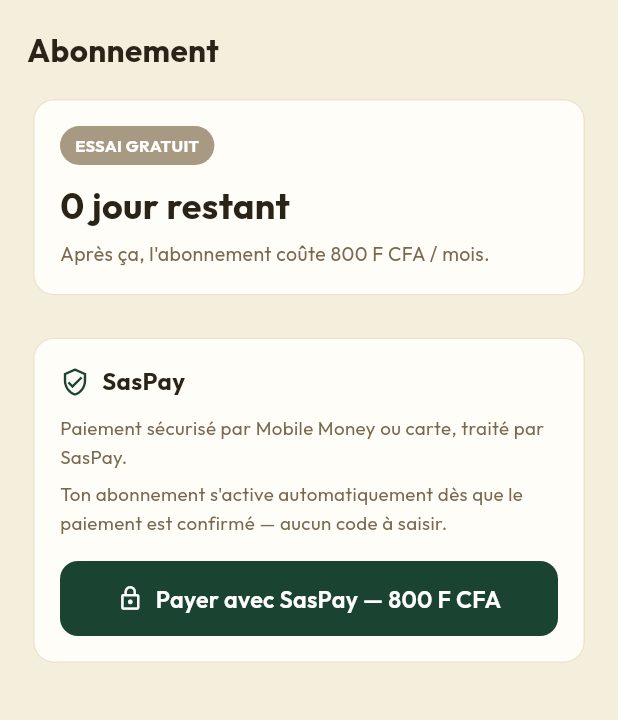
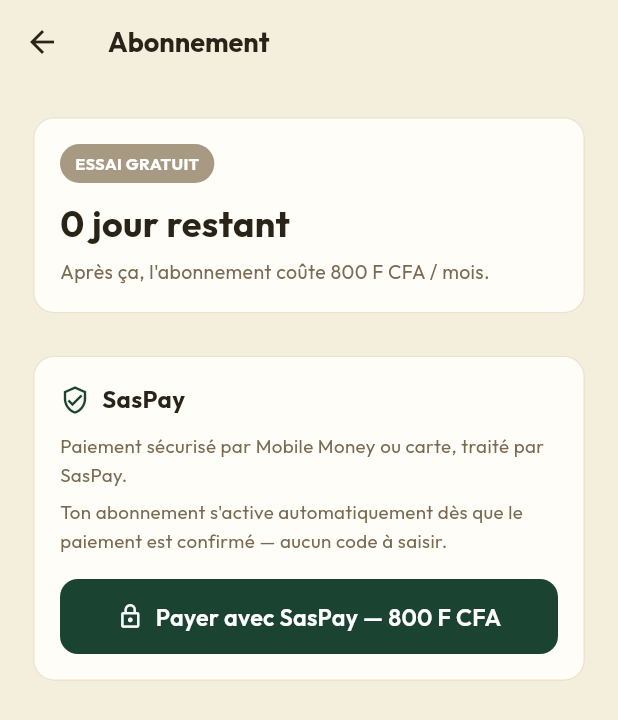
Before and after one commit to JuniorB573/carnet_momo, a Flutter app: the AbonnementScreen screen opened directly with empty values, on a phone screen of 412 x 824 dp. Shown: the top 720 px of the screen. Run offline on Flutter 3.47's test engine with Material 3 defaults, Android fonts, the phone set to English and light mode, and no system bars; our stand-ins replace device_info_plus, flutter_local_notifications, google_fonts, package_info_plus, pdf, share_plus and 3 more; accounts and stored records are empty; statements that could not run were skipped.

```diff
--- a/lib/screens/abonnement_screen.dart
+++ b/lib/screens/abonnement_screen.dart
@@ -32,12 +32,14 @@ class _AbonnementScreenState extends State<AbonnementScreen> {
   String? _error;
   bool _loading = false;
   Timer? _pollTimer;
+  late SubscriptionStatus _currentStatus;
 
   String get _lang => widget.languageController.value;
 
   @override
   void initState() {
     super.initState();
+    _currentStatus = widget.status;
     widget.languageController.addListener(_onLanguageChanged);
   }
 
@@ -53,9 +55,9 @@ class _AbonnementScreenState extends State<AbonnementScreen> {
   void _startPaymentPolling() {
     _pollTimer?.cancel();
     int count = 0;
-    _pollTimer = Timer.periodic(const Duration(seconds: 4), (timer) async {
+    _pollTimer = Timer.periodic(const Duration(seconds: 3), (timer) async {
       count++;
-      if (count > 20 || !mounted) {
+      if (count > 40 || !mounted) {
         timer.cancel();
         return;
       }
@@ -63,6 +65,7 @@ class _AbonnementScreenState extends State<AbonnementScreen> {
       if (!mounted) return;
       if (s.state == SubscriptionState.actif) {
         timer.cancel();
+        setState(() => _currentStatus = s);
         widget.onStatusChanged();
         ScaffoldMessenger.of(context).showSnackBar(
           SnackBar(
@@ -71,6 +74,14 @@ class _AbonnementScreenState extends State<AbonnementScreen> {
             duration: const Duration(seconds: 4),
           ),
         );
+        // Si cet écran a été ouvert en modal/page, on retourne automatiquement aux écrans normaux
+        if (Navigator.of(context).canPop()) {
+          Future.delayed(const Duration(milliseconds: 1500), () {
+            if (mounted && Navigator.of(context).canPop()) {
+              Navigator.of(context).pop();
+            }
+          });
+        }
       }
     });
   }
@@ -85,9 +96,6 @@ class _AbonnementScreenState extends State<AbonnementScreen> {
       final uri = Uri.parse(url);
       final opened = await launchUrl(uri, mode: LaunchMode.externalApplication);
       if (!opened) throw Exception('launch_failed');
-      // L'écran repassera automatiquement en "actif" dès que le webhook
-      // SasPay aura mis à jour le statut côté serveur ; l'agent peut
-      // revenir sur cet écran pour voir la mise à jour.
       widget.onStatusChanged();
       _startPaymentPolling();
     } catch (_) {
@@ -100,13 +108,29 @@ class _AbonnementScreenState extends State<AbonnementScreen> {
 
   @override
   Widget build(BuildContext context) {
-    final s = widget.status;
-    return ListView(
+    final s = _currentStatus;
+    final canGoBack = Navigator.of(context).canPop();
+    return Scaffold(
+      backgroundColor: AppColors.background,
+      appBar: canGoBack
+          ? AppBar(
+              backgroundColor: Colors.transparent,
+              elevation: 0,
+              leading: IconButton(
+                icon: const Icon(Icons.arrow_back, color: AppColors.ink),
+                onPressed: () => Navigator.of(context).pop(),
+              ),
+              title: Text(t('abonnement', _lang), style: const TextStyle(color: AppColors.ink, fontSize: 18, fontWeight: FontWeight.bold)),
+            )
+          : null,
+      body: ListView(
         padding: const EdgeInsets.all(18),
         children: [
+          if (!canGoBack) ...[
             Text(t('abonnement', _lang),
                 style: const TextStyle(fontSize: 21, fontWeight: FontWeight.w700, color: AppColors.ink)),
             const SizedBox(height: 14),
+          ],
           _statusCard(s),
           const SizedBox(height: 20),
 
@@ -165,6 +189,7 @@ class _AbonnementScreenState extends State<AbonnementScreen> {
 
 
       ],
+      ),
     );
   }
 
```
Also changed, not shown: lib/screens/home_shell.dart (+31 -6 lines). Lines whose indentation alone changed are shown as unchanged.
